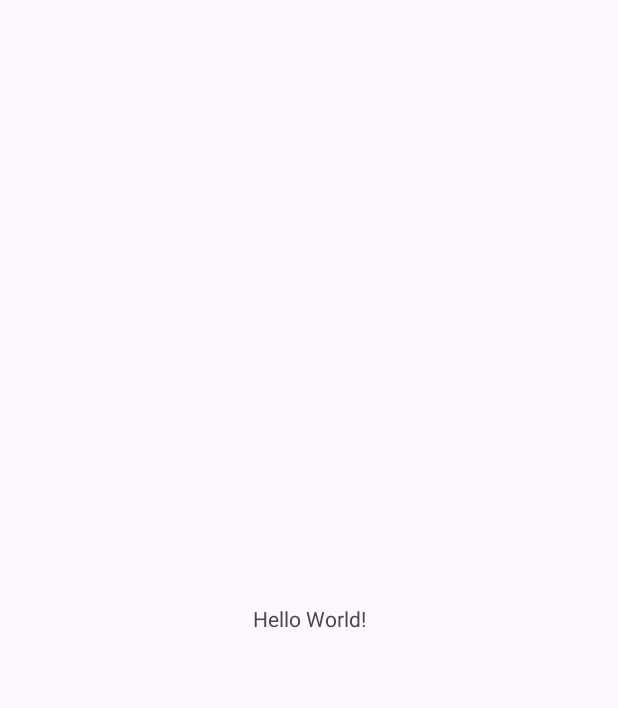
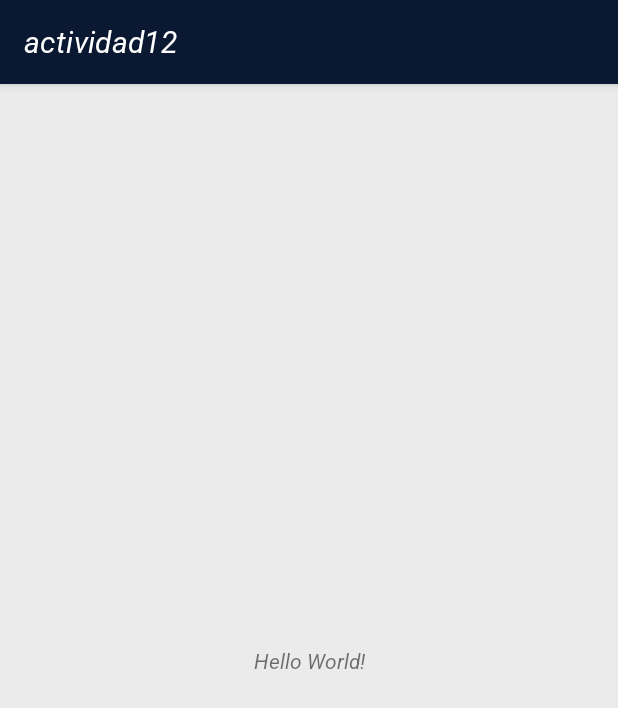
Before and after one commit to davidalejandroruizdiego-collab/Actividad12, an Android app: the screen it shows after launch (MainActivity), on a phone screen of 412 x 824 dp. Before the commit the part shown is almost empty. Shown: the top 708 px of the screen. Run offline under Robolectric (Android 15) with nearby library versions, the phone set to English and light mode, and no system bars.

Commit message:
Implementacion de dependencias, modificacion a manifest y definicion de colores y tipografia

```diff
--- a/app/build.gradle.kts
+++ b/app/build.gradle.kts
@@ -38,6 +38,8 @@ dependencies {
     implementation(libs.material)
     implementation(libs.activity)
     implementation(libs.constraintlayout)
+    implementation("androidx.biometric:biometric:1.1.0")
+    implementation("androidx.vectordrawable:vectordrawable:1.1.0")
     testImplementation(libs.junit)
     androidTestImplementation(libs.ext.junit)
     androidTestImplementation(libs.espresso.core)
--- a/app/src/main/res/values-night/themes.xml
+++ b/app/src/main/res/values-night/themes.xml
@@ -1,7 +1,28 @@
 <resources xmlns:tools="http://schemas.android.com/tools">
-    <!-- Base application theme. -->
-    <style name="Base.Theme.Actividad12" parent="Theme.Material3.DayNight.NoActionBar">
-        <!-- Customize your dark theme here. -->
-        <!-- <item name="colorPrimary">@color/my_dark_primary</item> -->
+    <style name="Theme.BiometricAuth" parent="Theme.MaterialComponents.DayNight.DarkActionBar">
+        <item name="colorPrimary">@color/accent_electric_blue</item>
+        <item name="colorPrimaryVariant">@color/secondary_dark_cyan</item>
+        <item name="colorOnPrimary">@color/neutral_charcoal_black</item>
+
+        <item name="colorSecondary">@color/secondary_dark_cyan</item>
+        <item name="colorSecondaryVariant">@color/accent_electric_blue</item>
+        <item name="colorOnSecondary">@color/contrast_off_white</item>
+
+        <item name="android:statusBarColor" tools:targetApi="l">?attr/colorPrimaryVariant</item>
+
+        <item name="android:colorBackground">@color/neutral_charcoal_black</item>
+        <item name="colorSurface">@color/neutral_charcoal_black</item>
+
+        <item name="android:textColorPrimary">@color/contrast_off_white</item>
+
+        <item name="android:fontFamily">@font/roboto_italic_variable</item>
+    </style>
+
+    <style name="TitleText">
+        <item name="android:textColor">@color/contrast_off_white</item>
+    </style>
+
+    <style name="DescriptionText">
+        <item name="android:textColor">@color/background_soft_light_gray</item>
     </style>
 </resources>
--- a/app/src/main/res/values/colors.xml
+++ b/app/src/main/res/values/colors.xml
@@ -1,5 +1,14 @@
 <?xml version="1.0" encoding="utf-8"?>
 <resources>
-    <color name="black">#FF000000</color>
-    <color name="white">#FFFFFFFF</color>
+    <color name="primary_deep_navy">#0A1931</color>
+    <color name="neutral_charcoal_black">#1F1F1F</color>
+    <color name="neutral_dark_slate_gray">#4A4A4A</color>
+    <color name="background_soft_light_gray">#EBEBEB</color>
+
+    <color name="accent_electric_blue">#1E90FF</color>
+    <color name="secondary_dark_cyan">#334B68</color>
+    <color name="contrast_off_white">#F9F9F9</color>
+    <color name="accent_muted_olive_green">#7B8C6E</color>
+    <color name="accent_terracotta">#A66B6B</color>
+    <color name="accent_soft_gold">#D4AF37</color>
 </resources>
--- a/app/src/main/res/values/themes.xml
+++ b/app/src/main/res/values/themes.xml
@@ -1,9 +1,49 @@
 <resources xmlns:tools="http://schemas.android.com/tools">
-    <!-- Base application theme. -->
-    <style name="Base.Theme.Actividad12" parent="Theme.Material3.DayNight.NoActionBar">
-        <!-- Customize your light theme here. -->
-        <!-- <item name="colorPrimary">@color/my_light_primary</item> -->
+    <style name="Theme.BiometricAuth" parent="Theme.MaterialComponents.DayNight.DarkActionBar">
+        <item name="colorPrimary">@color/primary_deep_navy</item>
+        <item name="colorPrimaryVariant">@color/neutral_dark_slate_gray</item>
+        <item name="colorOnPrimary">@color/contrast_off_white</item>
+
+        <item name="colorSecondary">@color/secondary_dark_cyan</item>
+        <item name="colorSecondaryVariant">@color/accent_electric_blue</item>
+        <item name="colorOnSecondary">@color/contrast_off_white</item>
+
+        <item name="android:statusBarColor" tools:targetApi="l">?attr/colorPrimaryVariant</item>
+
+        <item name="android:colorBackground">@color/background_soft_light_gray</item>
+        <item name="colorSurface">@color/background_soft_light_gray</item>
+
+        <item name="android:textColorPrimary">@color/neutral_charcoal_black</item>
+
+        <item name="android:fontFamily">@font/roboto_italic_variable</item>
     </style>
 
-    <style name="Theme.Actividad12" parent="Base.Theme.Actividad12" />
+    <style name="CustomButton" parent="Widget.MaterialComponents.Button">
+        <item name="android:layout_width">match_parent</item>
+        <item name="android:layout_height">56dp</item>
+        <item name="android:layout_margin">16dp</item>
+        <item name="android:textSize">16sp</item>
+        <item name="android:fontFamily">@font/roboto_italic_variable</item>
+        <item name="cornerRadius">8dp</item>
+        <item name="backgroundTint">@color/accent_electric_blue</item>
+    </style>
+
+    <style name="TitleText">
+        <item name="android:layout_width">wrap_content</item>
+        <item name="android:layout_height">wrap_content</item>
+        <item name="android:textSize">24sp</item>
+        <item name="android:textColor">@color/neutral_charcoal_black</item>
+        <item name="android:fontFamily">@font/roboto_italic_variable</item>
+        <item name="android:layout_marginBottom">16dp</item>
+    </style>
+
+    <style name="DescriptionText">
+        <item name="android:layout_width">wrap_content</item>
+        <item name="android:layout_height">wrap_content</item>
+        <item name="android:textSize">16sp</item>
+        <item name="android:textColor">@color/neutral_dark_slate_gray</item>
+        <item name="android:fontFamily">@font/roboto_italic_variable</item>
+        <item name="android:textAlignment">center</item>
+        <item name="android:layout_marginBottom">32dp</item>
+    </style>
 </resources>
```
Also changed, not shown: app/src/main/AndroidManifest.xml (+10 -3 lines), app/src/main/res/font/roboto_italic_variable.ttf (added).
